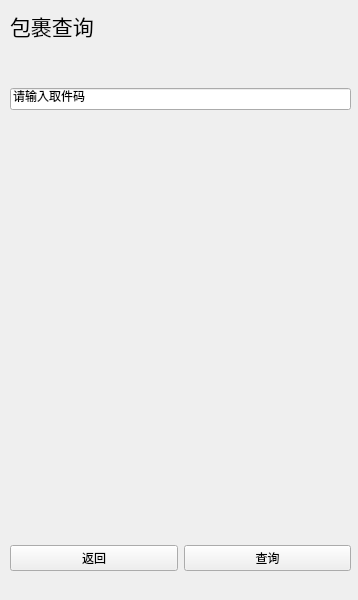
Qt form packagequery.ui (sg-first/Express-System) before a commit.
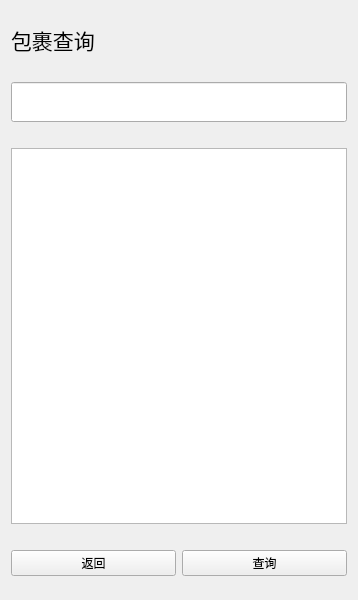
The same form after that commit.

Patch:
```diff
--- a/packagequery.ui
+++ b/packagequery.ui
@@ -13,16 +13,23 @@
   <property name="windowTitle">
    <string>Form</string>
   </property>
-  <widget class="QWidget" name="layoutWidget">
-   <property name="geometry">
-    <rect>
-     <x>10</x>
-     <y>10</y>
-     <width>341</width>
-     <height>561</height>
-    </rect>
-   </property>
    <layout class="QVBoxLayout" name="verticalLayout">
+   <item>
+    <spacer name="verticalSpacer_4">
+     <property name="orientation">
+      <enum>Qt::Vertical</enum>
+     </property>
+     <property name="sizeType">
+      <enum>QSizePolicy::Minimum</enum>
+     </property>
+     <property name="sizeHint" stdset="0">
+      <size>
+       <width>20</width>
+       <height>13</height>
+      </size>
+     </property>
+    </spacer>
+   </item>
     <item>
      <widget class="QLabel" name="label">
       <property name="sizePolicy">
@@ -51,12 +58,12 @@
        <enum>Qt::Vertical</enum>
       </property>
       <property name="sizeType">
-       <enum>QSizePolicy::Preferred</enum>
+      <enum>QSizePolicy::Minimum</enum>
       </property>
       <property name="sizeHint" stdset="0">
        <size>
         <width>20</width>
-        <height>40</height>
+       <height>20</height>
        </size>
       </property>
      </spacer>
@@ -64,28 +71,53 @@
     <item>
      <widget class="QLineEdit" name="lineEdit">
       <property name="sizePolicy">
-       <sizepolicy hsizetype="Expanding" vsizetype="Preferred">
+      <sizepolicy hsizetype="Expanding" vsizetype="Expanding">
         <horstretch>0</horstretch>
         <verstretch>0</verstretch>
        </sizepolicy>
       </property>
+     <property name="maximumSize">
+      <size>
+       <width>16777215</width>
+       <height>40</height>
+      </size>
+     </property>
       <property name="text">
-       <string>请输入取件码</string>
+      <string/>
       </property>
      </widget>
     </item>
+   <item>
+    <spacer name="verticalSpacer_5">
+     <property name="orientation">
+      <enum>Qt::Vertical</enum>
+     </property>
+     <property name="sizeType">
+      <enum>QSizePolicy::Minimum</enum>
+     </property>
+     <property name="sizeHint" stdset="0">
+      <size>
+       <width>20</width>
+       <height>20</height>
+      </size>
+     </property>
+    </spacer>
+   </item>
+   <item>
+    <widget class="QTextEdit" name="textEdit"/>
+   </item>
     <item>
      <spacer name="verticalSpacer">
       <property name="orientation">
        <enum>Qt::Vertical</enum>
       </property>
       <property name="sizeType">
-       <enum>QSizePolicy::Expanding</enum>
+      <enum>QSizePolicy::Minimum</enum>
       </property>
       <property name="sizeHint" stdset="0">
        <size>
         <width>20</width>
-        <height>40</height>
+       <height>20</height>
        </size>
       </property>
      </spacer>
@@ -108,8 +140,23 @@
       </item>
      </layout>
     </item>
-   </layout>
-  </widget>
+   <item>
+    <spacer name="verticalSpacer_3">
+     <property name="orientation">
+      <enum>Qt::Vertical</enum>
+     </property>
+     <property name="sizeType">
+      <enum>QSizePolicy::Minimum</enum>
+     </property>
+     <property name="sizeHint" stdset="0">
+      <size>
+       <width>20</width>
+       <height>13</height>
+      </size>
+     </property>
+    </spacer>
+   </item>
+  </layout>
  </widget>
  <resources/>
  <connections/>
```
Lines whose indentation alone changed are shown as unchanged.
